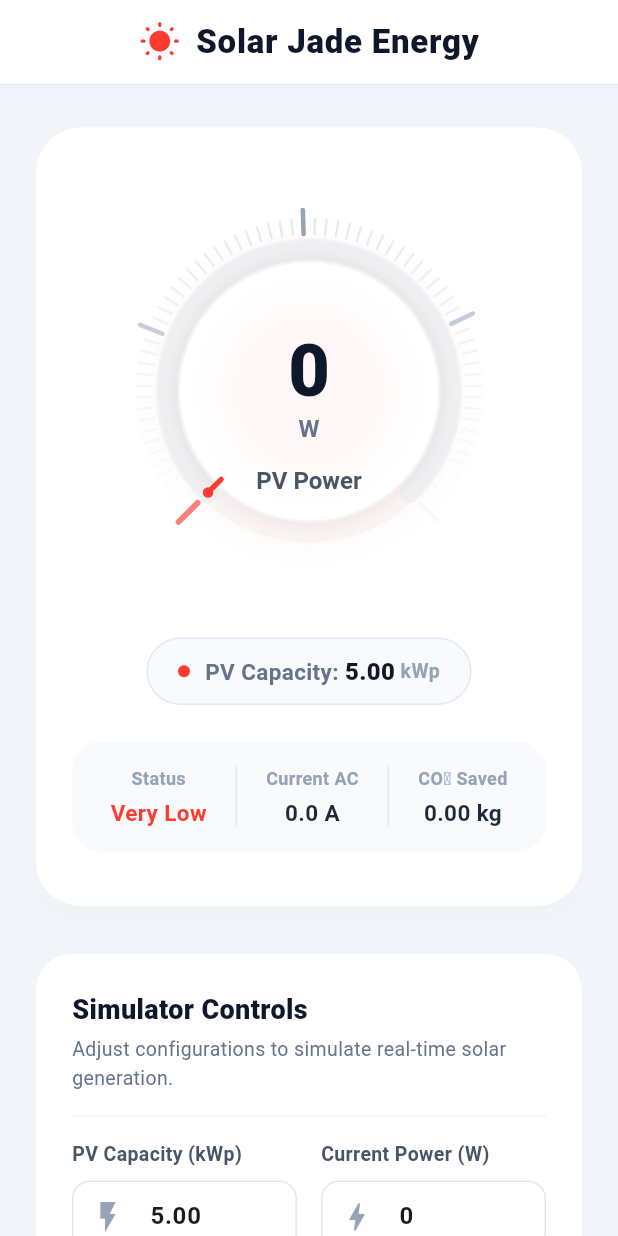
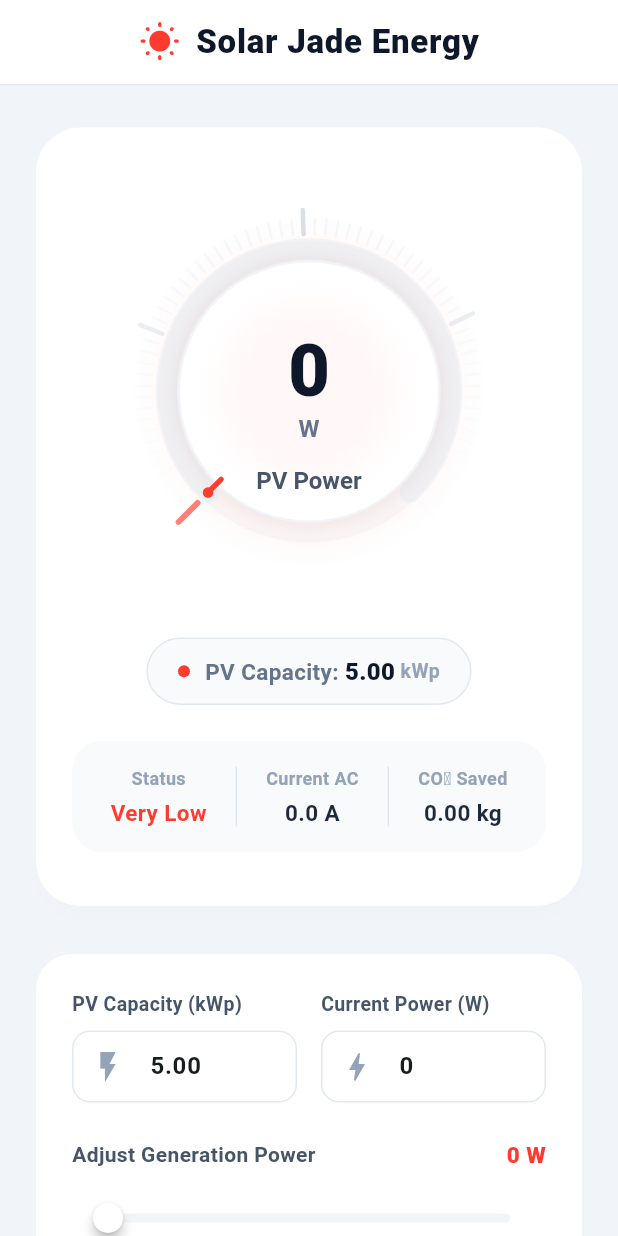
Before and after one commit to RukshanAmodya/Flutter-Gauge, a Flutter app: the screen it shows after launch, on a phone screen of 412 x 824 dp. Run offline on Flutter 3.47's test engine with Material 3 defaults, Android fonts, the phone set to English and light mode, and no system bars.

Commit message:
Decrese opasity and removed titles and decriptions

```diff
--- a/lib/main.dart
+++ b/lib/main.dart
@@ -278,23 +278,7 @@
                   child: Column(
                     crossAxisAlignment: CrossAxisAlignment.start,
                     children: [
-                      const Text(
-                        'Simulator Controls',
-                        style: TextStyle(
-                          fontSize: 18,
-                          fontWeight: FontWeight.w800,
-                          color: Color(0xFF0F172A),
-                        ),
-                      ),
-                      const SizedBox(height: 4),
-                      const Text(
-                        'Adjust configurations to simulate real-time solar generation.',
-                        style: TextStyle(
-                          fontSize: 13,
-                          color: Color(0xFF64748B),
-                        ),
-                      ),
-                      const Divider(height: 32, color: Color(0xFFF1F5F9)),
+
                       // Inputs row
                       Row(
                         children: [
@@ -575,10 +559,10 @@
       final double maxDistance = 135 * pi / 180;
       final double distanceNormalized = (distance / maxDistance).clamp(0.0, 1.0);
 
-      // Active ticks fade much less (stay bright), inactive ticks fade out to 5% opacity at the ends
+      // Active ticks fade much less (stay bright), inactive ticks fade out and have much lower base opacity (very soft)
       final double opacityFactor = isActive
           ? 1.0 - (distanceNormalized * 0.35)
-          : 1.0 - (distanceNormalized * 0.95);
+          : (1.0 - (distanceNormalized * 0.95)) * 0.35;
 
       final Color baseTickColor = isActive
           ? themeColor
```
